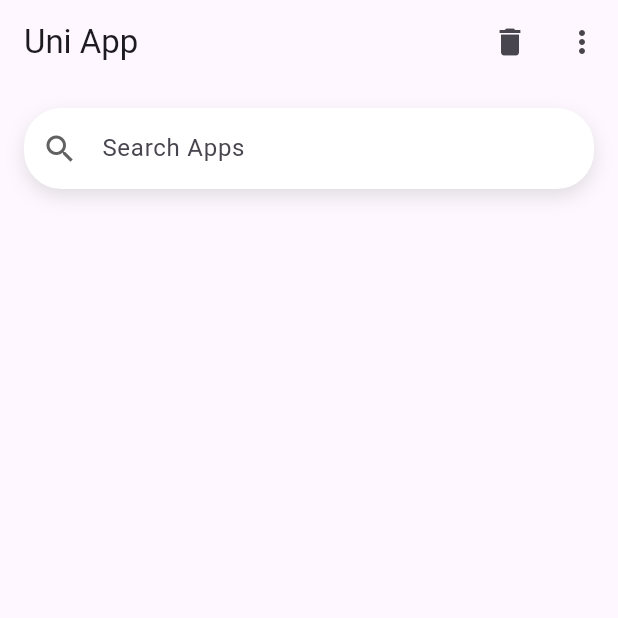
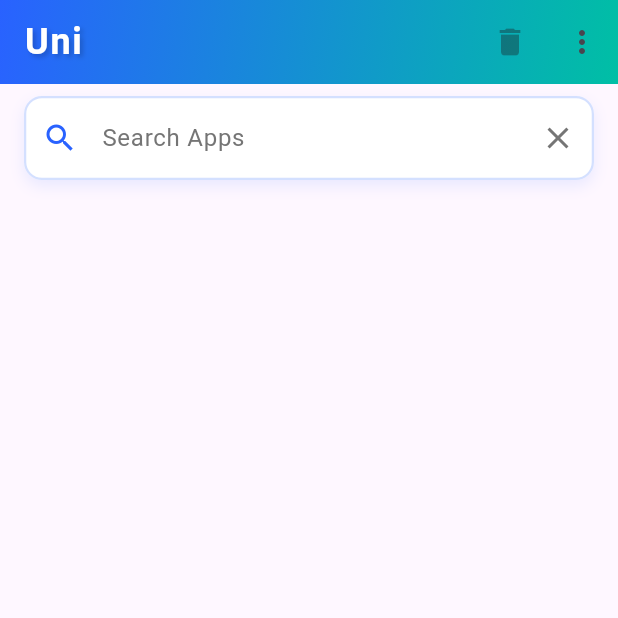
Before and after one commit to Ms-elliebb/Uni, a Flutter app: the HomeScreen screen opened directly, on a phone screen of 412 x 824 dp, the top half of it. Run offline on Flutter 3.47's test engine with Material 3 defaults, Android fonts, the phone set to English and light mode, and no system bars; our stand-ins replace shared_preferences; accounts and stored records are empty.

Commit message:
feat(theme): Modern ve canlı tema tasarımı eklendi - AppColors sınıfı eklendi - Tema renkleri güncellendi - Gradient ve gölge efektleri eklendi - Yuvarlak köşeli tasarım uygulandı
refactor(app-service): Mock veriler kaldırıldı
- iOS için simüle edilmiş veriler kaldırıldı
- AppDelegate'den mock kodlar temizlendi
- Test dosyalarındaki mock veriler güncellendi

fix(localization): Dil yükleme mekanizması iyileştirildi
- Önbellekleme sistemi optimize edildi
- Log mesajları eklendi
- Hata yönetimi geliştirildi

feat(ui): AppListItem widget'ı yenilendi
- Modern kart tasarımı eklendi
- Gradient arka plan eklendi
- Gölge efektleri iyileştirildi
- İkon alanı yeniden tasarlandı

style(home-screen): Arama alanı tasarımı güncellendi
- Özel input dekorasyonu eklendi
- Gölge ve border efektleri eklendi
- Renk şeması uyumlu hale getirildi

```diff
--- a/lib/languages/translations/assets/lang/de.json
+++ b/lib/languages/translations/assets/lang/de.json
@@ -13,5 +13,7 @@
   "start": "Starten",
   "uninstallApps": "Apps deinstallieren",
   "cancel": "Abbrechen",
-  "confirm": "Bestätigen"
+  "confirm": "Bestätigen",
+  "viewApps": "Apps anzeigen",
+  "selectedApps": "%d ausgewählt"
 }
--- a/lib/languages/translations/assets/lang/en.json
+++ b/lib/languages/translations/assets/lang/en.json
@@ -13,5 +13,7 @@
   "start": "Start",
   "uninstallApps": "Uninstall Apps",
   "cancel": "Cancel",
-  "confirm": "Confirm"
+  "confirm": "Confirm",
+  "viewApps": "View Apps",
+  "selectedApps": "%d selected"
 }
--- a/lib/languages/translations/assets/lang/es.json
+++ b/lib/languages/translations/assets/lang/es.json
@@ -13,5 +13,7 @@
   "start": "Comenzar",
   "uninstallApps": "Desinstalar aplicaciones",
   "cancel": "Cancelar",
-  "confirm": "Confirmar"
+  "confirm": "Confirmar",
+  "viewApps": "Ver aplicaciones",
+  "selectedApps": "%d seleccionados"
 }
--- a/lib/languages/translations/assets/lang/fr.json
+++ b/lib/languages/translations/assets/lang/fr.json
@@ -13,5 +13,7 @@
   "start": "Commencer",
   "uninstallApps": "Désinstaller les applications",
   "cancel": "Annuler",
-  "confirm": "Confirmer"
+  "confirm": "Confirmer",
+  "viewApps": "Voir les applications",
+  "selectedApps": "%d sélectionnés"
 }
--- a/lib/languages/translations/assets/lang/it.json
+++ b/lib/languages/translations/assets/lang/it.json
@@ -13,5 +13,7 @@
   "start": "Inizia",
   "uninstallApps": "Disinstalla applicazioni",
   "cancel": "Annulla",
-  "confirm": "Conferma"
+  "confirm": "Conferma",
+  "viewApps": "Visualizza applicazioni",
+  "selectedApps": "%d selezionati"
 }
--- a/lib/languages/translations/assets/lang/ja.json
+++ b/lib/languages/translations/assets/lang/ja.json
@@ -13,5 +13,7 @@
   "start": "開始",
   "uninstallApps": "アプリをアンインストール",
   "cancel": "キャンセル",
-  "confirm": "確認"
+  "confirm": "確認",
+  "viewApps": "アプリを表示",
+  "selectedApps": "%d 個選択"
 }
--- a/lib/languages/translations/assets/lang/zh.json
+++ b/lib/languages/translations/assets/lang/zh.json
@@ -13,5 +13,7 @@
   "start": "开始",
   "uninstallApps": "卸载应用",
   "cancel": "取消",
-  "confirm": "确认"
+  "confirm": "确认",
+  "viewApps": "查看应用",
+  "selectedApps": "已选择 %d 个"
 }
--- a/lib/screens/home_screen.dart
+++ b/lib/screens/home_screen.dart
@@ -4,6 +4,7 @@ import 'package:uni/screens/summary_screen.dart';
 import 'package:uni/services/app_service.dart';
 import 'package:uni/widgets/app_list_item.dart';
 import '../languages/app_localizations.dart';
+import 'package:uni/widgets/custom_app_bar.dart';
 import 'package:uni/theme/app_theme.dart';
 
 
@@ -96,17 +97,30 @@ class _HomeScreenState extends State<HomeScreen> {
     });
   }
 
+  Widget _buildSearchField(AppLocalizations localizations) {
+    return Container(
+      margin: const EdgeInsets.symmetric(horizontal: 16, vertical: 8),
+      decoration: AppTheme.searchContainerDecoration,
+      child: TextField(
+        decoration: AppTheme.searchInputDecoration.copyWith(
+          hintText: localizations.translate('searchApps'),
+        ),
+        onChanged: filterApps,
+      ),
+    );
+  }
+
   @override
   Widget build(BuildContext context) {
     final localizations = AppLocalizations.of(context);
 
     return Scaffold(
-      appBar: AppBar(
-        title: Text(localizations.translate('appName')),
+      appBar: CustomAppBar(
+        selectedCount: selectedApps.length,
         actions: [
           IconButton(
-            icon: Icon(Icons.delete),
-            onPressed: uninstallApps,
+            icon: const Icon(Icons.delete),
+            onPressed: selectedApps.isEmpty ? null : uninstallApps,
           ),
           PopupMenuButton<String>(
             onSelected: (value) {
@@ -134,29 +148,7 @@ class _HomeScreenState extends State<HomeScreen> {
       ),
       body: Column(
         children: [
-          Container(
-            margin: EdgeInsets.all(16),
-            decoration: BoxDecoration(
-              color: Colors.white,
-              borderRadius: BorderRadius.circular(25),
-              boxShadow: [
-                BoxShadow(
-                  color: Colors.grey.withOpacity(0.3),
-                  blurRadius: 10,
-                  offset: Offset(0, 5),
-                ),
-              ],
-            ),
-            child: TextField(
-              decoration: InputDecoration(
-                hintText: localizations.translate('searchApps'),
-                prefixIcon: Icon(Icons.search, color: AppTheme.lightTextColor),
-                border: InputBorder.none,
-                contentPadding: EdgeInsets.symmetric(horizontal: 20, vertical: 15),
-              ),
-              onChanged: filterApps,
-            ),
-          ),
+          _buildSearchField(localizations),
           Expanded(
             child: ListView.builder(
               itemCount: filteredApps.length,
--- a/lib/services/app_service.dart
+++ b/lib/services/app_service.dart
@@ -16,7 +16,7 @@ class AppService {
             name: app['name'],
             iconPath: app['iconPath'],
             size: app['size'],
-            lastUsed: DateTime.parse(app['lastUsed']),
+            lastUsed: DateTime.tryParse(app['lastUsed']) ?? DateTime.now(),
             packageName: app['packageName'],
           );
         }).toList();
--- a/lib/sondegisme.txt
+++ b/lib/sondegisme.txt
@@ -3,3 +3,4 @@ reklam
 paketle
 kaç uygulama seçildiğini göster ekranda
 0 apps uninstalled kısmı güncellenmiyor.
+bütün uygulamalar 10 mb görünüyor
--- /dev/null
+++ b/lib/theme/app_colors.dart
@@ -0,0 +1,11 @@
+import 'package:flutter/material.dart';
+
+class AppColors {
+  static const Color primary = Color(0xFF2962FF);   // Canlı Mavi
+  static const Color secondary = Color(0xFFFF5252); // Canlı Kırmızı
+  static const Color accent = Color(0xFF00BFA5);    // Canlı Turkuaz
+  static const Color lightBackground = Color(0xFFF5F5F5); // Açık Gri
+  static const Color darkBackground = Color(0xFF212121);  // Koyu Gri
+  static const Color lightText = Color(0xFF757575);       // Orta Gri
+  static const Color darkText = Color(0xFFFAFAFA);        // Neredeyse Beyaz
+}
--- a/lib/theme/app_theme.dart
+++ b/lib/theme/app_theme.dart
@@ -1,114 +1,165 @@
 import 'package:flutter/material.dart';
+import 'package:flutter/services.dart';
+import 'app_colors.dart';
+
 
 class AppTheme {
-  // Ana renkler
-  static const Color primaryColor = Color(0xFF90CAF9);   // Açık Mavi
-  static const Color secondaryColor = Color(0xFFF48FB1); // Pembe
-  static const Color accentColor = Color(0xFF80CBC4);    // Deniz Yeşili
-  static const Color lightTextColor = Color(0xFF616161); // Açık Gri
-  static const Color darkTextColor = Color(0xFF212121);  // Koyu Gri
+  // Sabitler
+  static const double _cardBorderRadius = 20.0;
+  static const double _buttonBorderRadius = 16.0;
+  static const double _defaultElevation = 2.0;
 
-  static ThemeData lightTheme = ThemeData(
+  static ThemeData get themeData {
+    return ThemeData(
       useMaterial3: true,
-    colorScheme: ColorScheme.fromSeed(
-      seedColor: primaryColor,
-      secondary: secondaryColor,
-      tertiary: accentColor,
+      primaryColor: AppColors.primary,
+      colorScheme: ColorScheme(
+        primary: AppColors.primary,
+        primaryContainer: AppColors.primary.withOpacity(0.9),
+        secondary: AppColors.accent,
+        secondaryContainer: AppColors.accent.withOpacity(0.9),
+        surface: Colors.white,
+        background: AppColors.lightBackground,
+        error: Colors.red,
+        onPrimary: Colors.white,
+        onSecondary: Colors.white,
+        onSurface: AppColors.darkBackground,
+        onBackground: AppColors.darkBackground,
+        onError: Colors.white,
         brightness: Brightness.light,
       ),
-    scaffoldBackgroundColor: Colors.grey[50], // Açık Gri Arka Plan
-    appBarTheme: const AppBarTheme(
+      scaffoldBackgroundColor: AppColors.lightBackground,
+      appBarTheme: AppBarTheme(
         elevation: 0,
         centerTitle: true,
-      backgroundColor: primaryColor,
+        backgroundColor: AppColors.primary,
         foregroundColor: Colors.white,
+        systemOverlayStyle: SystemUiOverlayStyle.light,
+        shape: RoundedRectangleBorder(
+          borderRadius: BorderRadius.vertical(
+            bottom: Radius.circular(_cardBorderRadius),
+          ),
+        ),
+      ),
+      cardTheme: CardTheme(
+        elevation: _defaultElevation,
+        shadowColor: AppColors.primary.withOpacity(0.2),
+        shape: RoundedRectangleBorder(
+          borderRadius: BorderRadius.circular(_cardBorderRadius),
+        ),
       ),
       elevatedButtonTheme: ElevatedButtonThemeData(
         style: ElevatedButton.styleFrom(
-        backgroundColor: secondaryColor,
+          backgroundColor: AppColors.secondary,
           foregroundColor: Colors.white,
+          elevation: _defaultElevation,
+          shadowColor: AppColors.secondary.withOpacity(0.3),
           padding: const EdgeInsets.symmetric(horizontal: 24, vertical: 12),
           shape: RoundedRectangleBorder(
-          borderRadius: BorderRadius.circular(20), // Daha Yuvarlak Butonlar
-        ),
-        elevation: 4,
+            borderRadius: BorderRadius.circular(_buttonBorderRadius),
           ),
         ),
-    cardTheme: CardTheme(
-      elevation: 4,
-      shape: RoundedRectangleBorder(
-        borderRadius: BorderRadius.circular(20), // Daha Yuvarlak Kartlar
-      ),
-      color: Colors.white,
-      shadowColor: primaryColor.withOpacity(0.2),
       ),
       floatingActionButtonTheme: FloatingActionButtonThemeData(
-      backgroundColor: secondaryColor,
+        backgroundColor: AppColors.accent,
         foregroundColor: Colors.white,
+        elevation: _defaultElevation + 2,
+        shape: RoundedRectangleBorder(
+          borderRadius: BorderRadius.circular(50),
         ),
-    checkboxTheme: CheckboxThemeData(
-      fillColor: MaterialStateProperty.resolveWith<Color>((states) {
-        if (states.contains(MaterialState.selected)) {
-          return accentColor;
-        }
-        return Colors.grey;
-      }),
       ),
-    textTheme: TextTheme(
+      inputDecorationTheme: InputDecorationTheme(
+        filled: true,
+        fillColor: Colors.white,
+        contentPadding: const EdgeInsets.symmetric(horizontal: 20, vertical: 16),
+        border: OutlineInputBorder(
+          borderRadius: BorderRadius.circular(_buttonBorderRadius),
+          borderSide: BorderSide.none,
+        ),
+      ),
+      textTheme: ThemeData.light().textTheme.copyWith(
+        headlineMedium: TextStyle(
+          fontSize: 26,
+          fontWeight: FontWeight.bold,
+          color: AppColors.darkBackground,
+        ),
         titleLarge: TextStyle(
-        color: darkTextColor, // Koyu Gri Başlıklar
+          fontSize: 20,
           fontWeight: FontWeight.bold,
+          color: AppColors.darkBackground,
         ),
         bodyMedium: TextStyle(
-        color: lightTextColor, // Açık Gri Metinler
-      ),
-    ),
-  );
-
-  static ThemeData darkTheme = ThemeData(
-    useMaterial3: true,
-    colorScheme: ColorScheme.fromSeed(
-      seedColor: primaryColor,
-      secondary: secondaryColor,
-      tertiary: accentColor,
-      brightness: Brightness.dark,
-    ),
-    appBarTheme: AppBarTheme(
-      elevation: 0,
-      centerTitle: true,
-      backgroundColor: primaryColor.withOpacity(0.8),
-      foregroundColor: Colors.white,
-    ),
-    elevatedButtonTheme: ElevatedButtonThemeData(
-      style: ElevatedButton.styleFrom(
-        backgroundColor: primaryColor,
-        foregroundColor: Colors.white,
-        padding: const EdgeInsets.symmetric(horizontal: 24, vertical: 12),
-        shape: RoundedRectangleBorder(
-          borderRadius: BorderRadius.circular(12),
-        ),
-        elevation: 4,
-      ),
-    ),
-    cardTheme: CardTheme(
-      elevation: 4,
-      shape: RoundedRectangleBorder(
-        borderRadius: BorderRadius.circular(16),
-      ),
-      color: Color(0xFF2C2C2C),
-      shadowColor: primaryColor.withOpacity(0.3),
-    ),
-    scaffoldBackgroundColor: Color(0xFF1A1A1A),
-    checkboxTheme: CheckboxThemeData(
-      fillColor: MaterialStateProperty.resolveWith<Color>((states) {
-        if (states.contains(MaterialState.selected)) {
-          return accentColor;
-        }
-        return Colors.grey;
-      }),
-      shape: RoundedRectangleBorder(
-        borderRadius: BorderRadius.circular(4),
+          fontSize: 16,
+          color: AppColors.lightText,
         ),
       ),
     );
   }
+
+  // Uygulamalarda listelerde ikon alanının dekorasyonunu merkezi tanımlıyoruz.
+  static BoxDecoration get listIconDecoration => BoxDecoration(
+        color: AppColors.primary,
+        borderRadius: BorderRadius.circular(10),
+        boxShadow: [
+          BoxShadow(
+            color: AppColors.primary.withOpacity(0.5),
+            blurRadius: 6,
+            offset: const Offset(0, 3),
+          ),
+        ],
+      );
+
+  // Arama alanı için özel dekorasyon
+  static InputDecoration get searchInputDecoration => InputDecoration(
+        hintText: 'Uygulama ara...',
+        hintStyle: TextStyle(
+          color: AppColors.lightText,
+          fontSize: 16,
+        ),
+        prefixIcon: Icon(
+          Icons.search,
+          color: AppColors.primary,
+        ),
+        suffixIcon: Icon(
+          Icons.clear,
+          color: AppColors.lightText,
+        ),
+        filled: true,
+        fillColor: Colors.white,
+        border: OutlineInputBorder(
+          borderRadius: BorderRadius.circular(12),
+          borderSide: BorderSide.none,
+        ),
+        enabledBorder: OutlineInputBorder(
+          borderRadius: BorderRadius.circular(12),
+          borderSide: BorderSide(
+            color: AppColors.primary.withOpacity(0.2),
+            width: 1.5,
+          ),
+        ),
+        focusedBorder: OutlineInputBorder(
+          borderRadius: BorderRadius.circular(12),
+          borderSide: BorderSide(
+            color: AppColors.primary,
+            width: 2,
+          ),
+        ),
+        contentPadding: const EdgeInsets.symmetric(
+          horizontal: 20,
+          vertical: 16,
+        ),
+      );
+
+  // Arama Container'ı için dekorasyon
+  static BoxDecoration get searchContainerDecoration => BoxDecoration(
+        color: Colors.white,
+        borderRadius: BorderRadius.circular(12),
+        boxShadow: [
+          BoxShadow(
+            color: AppColors.primary.withOpacity(0.1),
+            blurRadius: 8,
+            offset: const Offset(0, 4),
+          ),
+        ],
+      );
+}
--- a/lib/widgets/custom_app_bar.dart
+++ b/lib/widgets/custom_app_bar.dart
@@ -1,16 +1,70 @@
 import 'package:flutter/material.dart';
+import '/languages/app_localizations.dart';
+import 'package:uni/theme/app_colors.dart';
 
 class CustomAppBar extends StatelessWidget implements PreferredSizeWidget {
-  final String title;
+  final List<Widget>? actions;
+  final int? selectedCount;
 
-  const CustomAppBar({required this.title});
-
-
+  const CustomAppBar({
+    this.actions,
+    this.selectedCount,
+    Key? key,
+  }) : super(key: key);
 
   @override
   Widget build(BuildContext context) {
+    final localizations = AppLocalizations.of(context);
     return AppBar(
-      title: Text(title),
+      backgroundColor: Colors.transparent,
+      elevation: 0,
+      flexibleSpace: Container(
+        decoration: BoxDecoration(
+          gradient: LinearGradient(
+            colors: [AppColors.primary, AppColors.accent],
+            begin: Alignment.topLeft,
+            end: Alignment.bottomRight,
+          ),
+        ),
+      ),
+      title: Row(
+        children: [
+          Text(
+            'Uni',
+            style: TextStyle(
+              fontSize: 24,
+              fontWeight: FontWeight.bold,
+              letterSpacing: 1.2,
+              color: Colors.white,
+              shadows: [
+                Shadow(
+                  color: Colors.black.withOpacity(0.2),
+                  blurRadius: 4,
+                  offset: Offset(2, 2),
+                ),
+              ],
+            ),
+          ),
+          if (selectedCount != null && selectedCount! > 0)
+            Container(
+              margin: const EdgeInsets.only(left: 8),
+              padding: const EdgeInsets.symmetric(horizontal: 8, vertical: 4),
+              decoration: BoxDecoration(
+                color: Colors.white.withOpacity(0.2),
+                borderRadius: BorderRadius.circular(12),
+              ),
+              child: Text(
+                localizations.translate('selectedApps').replaceAll('%d', selectedCount.toString()),
+                style: const TextStyle(
+                  fontSize: 14,
+                  fontWeight: FontWeight.w500,
+                  color: Colors.white,
+                ),
+              ),
+            ),
+        ],
+      ),
+      actions: actions,
     );
   }
 
```
Also changed, not shown: lib/screens/onboarding_screen.dart (+46 -18 lines), lib/utils/premium_service.dart (deleted, +0 -12 lines), lib/widgets/app_list_item.dart (+40 -20 lines), 3 other files. Lines whose indentation alone changed are shown as unchanged.
